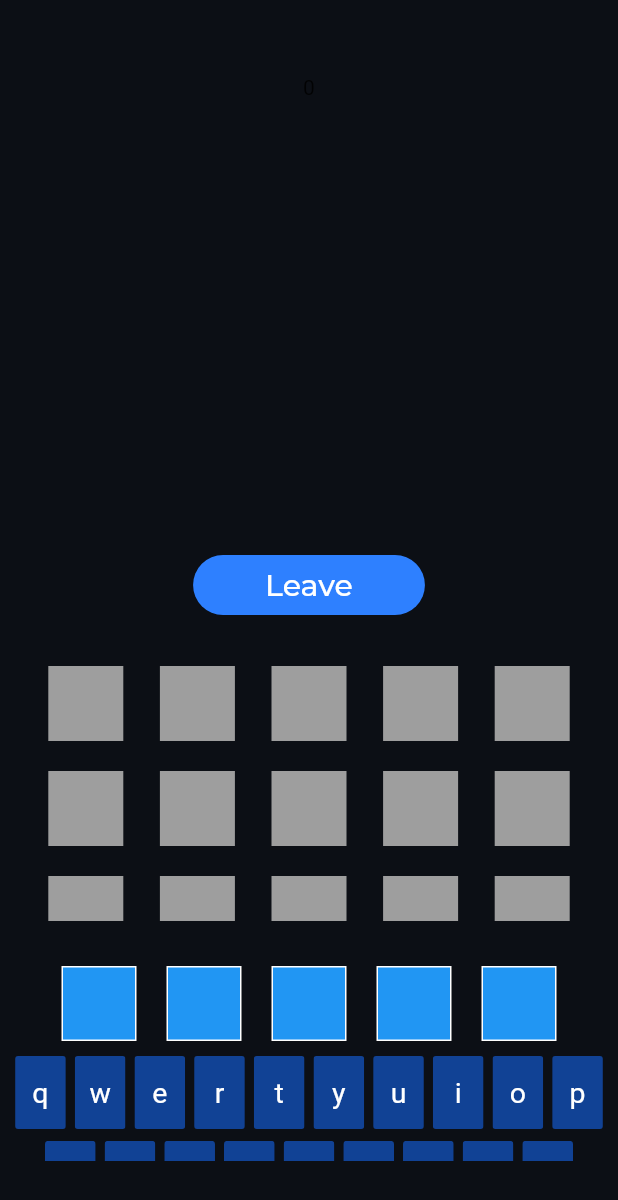
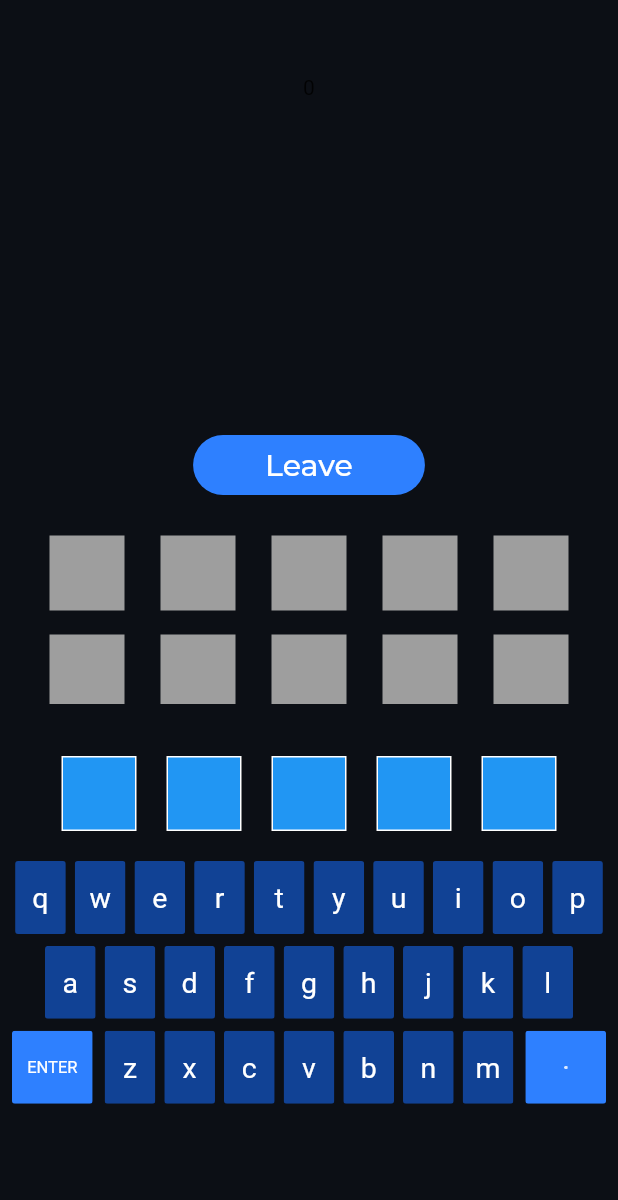
Before and after one commit to 100mslive/thirdle, a Flutter app: the screen it shows after launch, on a phone screen of 412 x 824 dp. Shown: the top 1200 px of the screen. Run offline on Flutter 3.47's test engine with Material 2 defaults, Android fonts, the phone set to English and light mode, and no system bars; our stand-ins replace google_fonts, permission_handler; missing offline and left inert: hmssdk_flutter; network calls fail; statements that could not run were skipped; project files that could hold a hidden picture were left out.

Commit message:
fix meet board ui

```diff
--- a/lib/ui/components/guess_word_box.dart
+++ b/lib/ui/components/guess_word_box.dart
@@ -14,9 +14,8 @@ class GuessWordBox extends StatefulWidget {
 class _GuessWordBoxState extends State<GuessWordBox> {
   @override
   Widget build(BuildContext context) {
-    print("Changed Text: " + context.watch<GameKit>().currentGuessWord);
     return SizedBox(
-      width: MediaQuery.of(context).size.width,
+      width: 350,
       child: Row(mainAxisAlignment: MainAxisAlignment.center, children: [
         ...context.watch<GameKit>().currentGuessWord.split('').map(
               (letterText) => GuessLetterBox(letterText: letterText),
--- a/lib/ui/components/word_bar.dart
+++ b/lib/ui/components/word_bar.dart
@@ -3,28 +3,20 @@ import 'package:thirdle/game_logic/models/letter_model.dart';
 import 'package:thirdle/game_logic/models/word_model.dart';
 
 class WordBar extends StatelessWidget {
-  const WordBar(
-      {required this.word,
-      this.letterBoxSize = 50.0,
-      this.obfuscateLetters = false,
-      super.key});
+  const WordBar({required this.word, super.key});
 
   final Word word;
-  final double letterBoxSize;
-  final bool obfuscateLetters;
 
   @override
   Widget build(BuildContext context) {
     return Container(
-      height: letterBoxSize + 20.0,
-      padding: const EdgeInsets.symmetric(horizontal: 20),
+      height: 50,
+      margin: const EdgeInsets.symmetric(vertical: 8),
       child: Row(
-        mainAxisAlignment: MainAxisAlignment.spaceAround,
+        mainAxisAlignment: MainAxisAlignment.center,
         children: word.letters
             .map((letter) => LetterTile(
                   letter: letter,
-                  letterBoxSize: letterBoxSize,
-                  obfuscateLetter: obfuscateLetters,
                 ))
             .toList(),
       ),
@@ -33,21 +25,16 @@ class WordBar extends StatelessWidget {
 }
 
 class LetterTile extends StatelessWidget {
-  const LetterTile(
-      {required this.letter,
-      required this.letterBoxSize,
-      required this.obfuscateLetter,
-      super.key});
+  const LetterTile({required this.letter, super.key});
 
   final Letter letter;
-  final double letterBoxSize;
-  final bool obfuscateLetter;
 
   @override
   Widget build(BuildContext context) {
     return Container(
-      height: letterBoxSize,
-      width: letterBoxSize,
+      height: 50,
+      width: 50,
+      margin: const EdgeInsets.symmetric(horizontal: 12),
       decoration: BoxDecoration(
         color: letter.status == LetterStatus.correctLetterWithPosition
             ? Colors.green
@@ -55,9 +42,7 @@ class LetterTile extends StatelessWidget {
                 ? Colors.yellow
                 : Colors.grey,
       ),
-      child: obfuscateLetter
-          ? const SizedBox()
-          : Center(
+      child: Center(
         child: Text(
           letter.value,
           style: const TextStyle(
--- a/lib/ui/screens/meet_board.dart
+++ b/lib/ui/screens/meet_board.dart
@@ -32,7 +32,7 @@ class _MeetBoardState extends State<MeetBoard> {
       children: [
         Text(context.watch<MeetKit>().allPeers.length.toString()),
         SizedBox(
-          height: 300,
+          height: 220,
           child: ListView(
             scrollDirection: Axis.horizontal,
             shrinkWrap: true,
@@ -56,9 +56,10 @@ class _MeetBoardState extends State<MeetBoard> {
               )),
           child: Padding(
             padding: const EdgeInsets.symmetric(horizontal: 40),
-            child: Text("Leave",
-                style:
-                    GoogleFonts.montserrat(fontSize: 20, color: Colors.white)),
+            child: Text(
+              "Leave",
+              style: GoogleFonts.montserrat(fontSize: 20, color: Colors.white),
+            ),
           ),
           onPressed: () => context
               .read<MeetKit>()
--- a/lib/ui/screens/thirdle_board.dart
+++ b/lib/ui/screens/thirdle_board.dart
@@ -28,9 +28,9 @@ class _ThirdleBoardState extends State<ThirdleBoard> {
 
         void animateToCurrentWord() {
           scrollController.animateTo(
-            thirdleKit.guessNo * 50.0,
-            duration: const Duration(seconds: 1),
-            curve: Curves.fastOutSlowIn,
+            thirdleKit.guessNo * 48.0,
+            duration: const Duration(milliseconds: 600),
+            curve: Curves.bounceInOut,
           );
         }
 
@@ -40,8 +40,9 @@ class _ThirdleBoardState extends State<ThirdleBoard> {
 
         return Column(mainAxisAlignment: MainAxisAlignment.center, children: [
           Container(
-            height: 220,
-            padding: const EdgeInsets.symmetric(vertical: 20),
+            height: 150,
+            width: 380,
+            padding: const EdgeInsets.symmetric(vertical: 15),
             child: ListView(
               controller: scrollController,
               children: thirdleKit.guessWords
@@ -53,7 +54,11 @@ class _ThirdleBoardState extends State<ThirdleBoard> {
                   .toList(),
             ),
           ),
-          GuessWordBox(),
+          Container(
+            width: 380,
+            padding: const EdgeInsets.symmetric(vertical: 10),
+            child: GuessWordBox(),
+          ),
           ThirdleKeyboard(
             maxWordLimit: thirdleKit.wordSize,
             onEnterTap: (guessWordString) async {
```
Also changed, not shown: lib/ui/components/peer_tile.dart (+24 -15 lines). Lines whose indentation alone changed are shown as unchanged.
